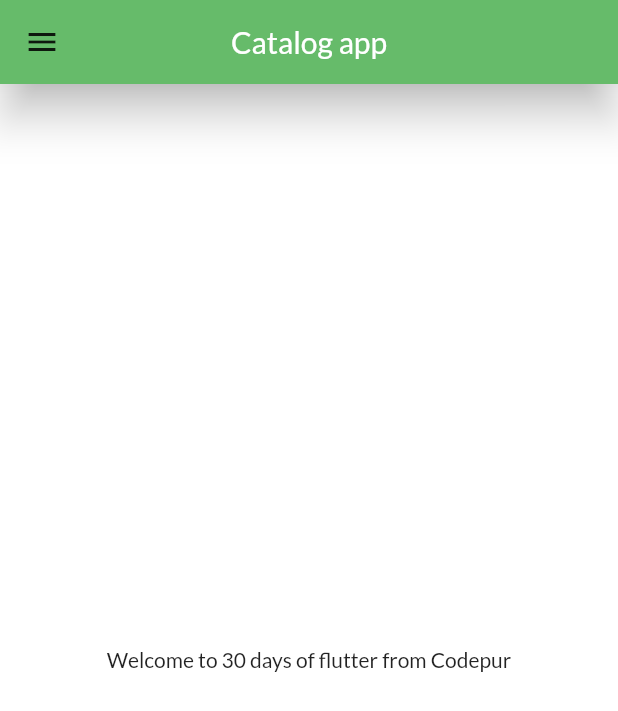
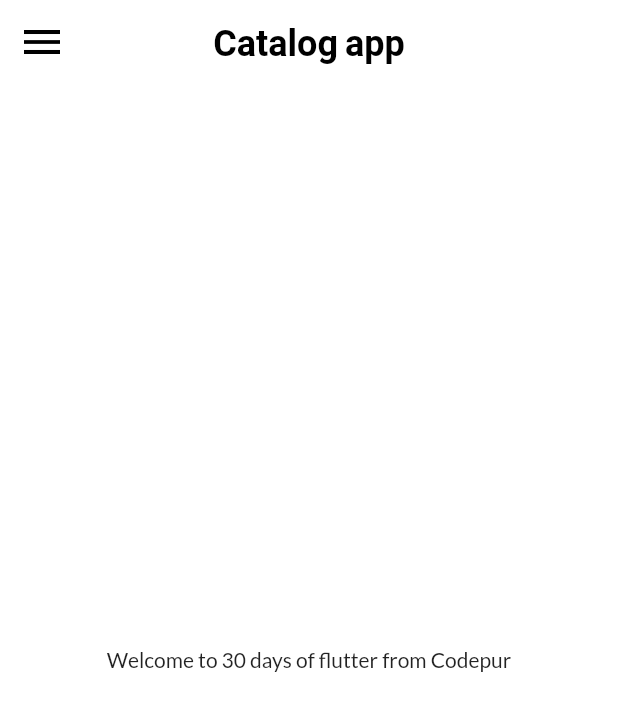
Before and after one commit to harshitAmar/30daysofFlutter, a Flutter app: the screen it shows after launch, on a phone screen of 412 x 824 dp. Shown: the top 711 px of the screen. Run offline on Flutter 3.47's test engine with Material 2 defaults, Android fonts, the phone set to English and light mode, and no system bars; our stand-ins replace google_fonts.

Commit message:
day10 completed

```diff
--- a/lib/main.dart
+++ b/lib/main.dart
@@ -1,8 +1,8 @@
 import 'package:firstapp/pages/homepage.dart';
 import 'package:firstapp/pages/loginpage.dart';
 import 'package:firstapp/utils/routes.dart';
+import 'package:firstapp/widgets/themes.dart';
 import 'package:flutter/material.dart';
-import 'package:google_fonts/google_fonts.dart';
 
 void main() {
   runApp(const MyApp());
@@ -16,21 +16,7 @@ class MyApp extends StatelessWidget {
     return MaterialApp(
       debugShowCheckedModeBanner: false,
       themeMode: ThemeMode.light,
-      theme: ThemeData(
-        primarySwatch: Colors.green,
-        fontFamily: GoogleFonts.lato().fontFamily,
-        primaryTextTheme: GoogleFonts.latoTextTheme(),
-        scaffoldBackgroundColor: Colors.white,
-        shadowColor: Colors.teal.shade100,
-        appBarTheme: AppBarTheme(
-          centerTitle: true,
-          backgroundColor: Colors.green.shade400,
-          elevation: 12,
-          iconTheme: const IconThemeData(
-            color: Colors.black87,
-          ),
-        ),
-      ),
+      theme: MyTheme.themedata,
       initialRoute: MyRoutes.homeRoute,
       darkTheme: ThemeData(brightness: Brightness.dark),
       routes: {
--- /dev/null
+++ b/lib/widgets/themes.dart
@@ -0,0 +1,26 @@
+import 'package:flutter/material.dart';
+import 'package:google_fonts/google_fonts.dart';
+
+class MyTheme {
+  static ThemeData get themedata => ThemeData(
+        primarySwatch: Colors.green,
+        fontFamily: GoogleFonts.lato().fontFamily,
+        primaryTextTheme: GoogleFonts.latoTextTheme(),
+        scaffoldBackgroundColor: Colors.white,
+        shadowColor: Colors.teal.shade100,
+        appBarTheme: AppBarTheme(
+          centerTitle: true,
+          backgroundColor: Colors.white,
+          elevation: 0,
+          iconTheme: const IconThemeData(
+            color: Colors.black,
+            size: 32,
+          ),
+          titleTextStyle: TextStyle(
+            color: Colors.black,
+            fontSize: 24,
+            fontWeight: FontWeight.bold,
+          ),
+        ),
+      );
+}
```
